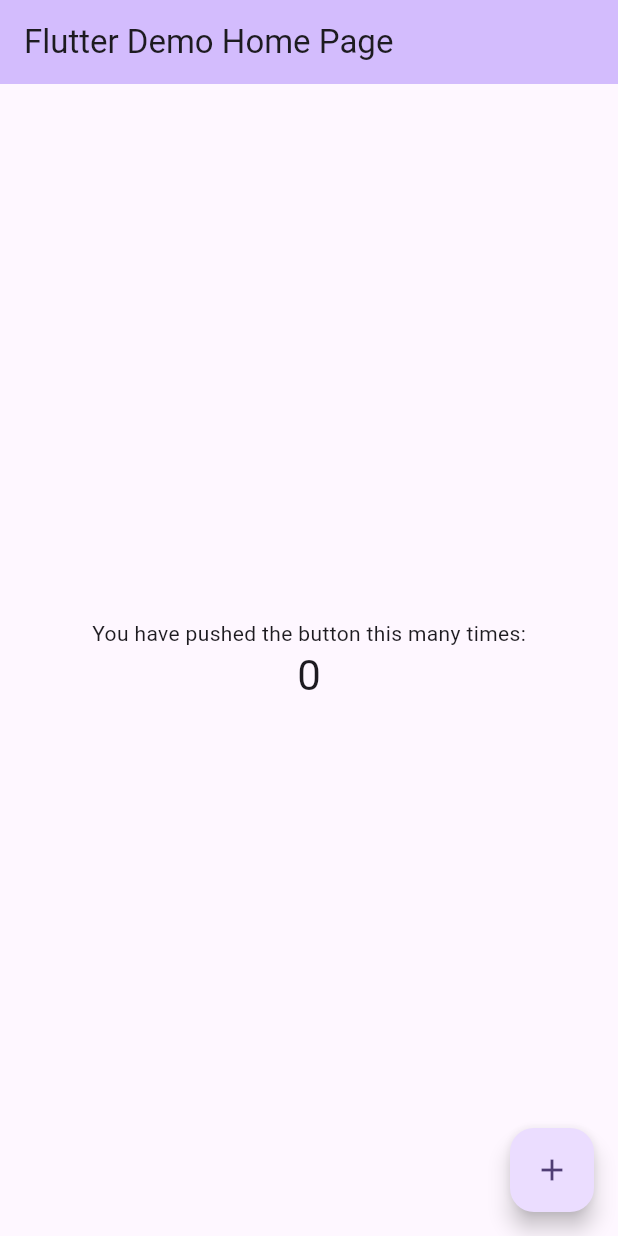
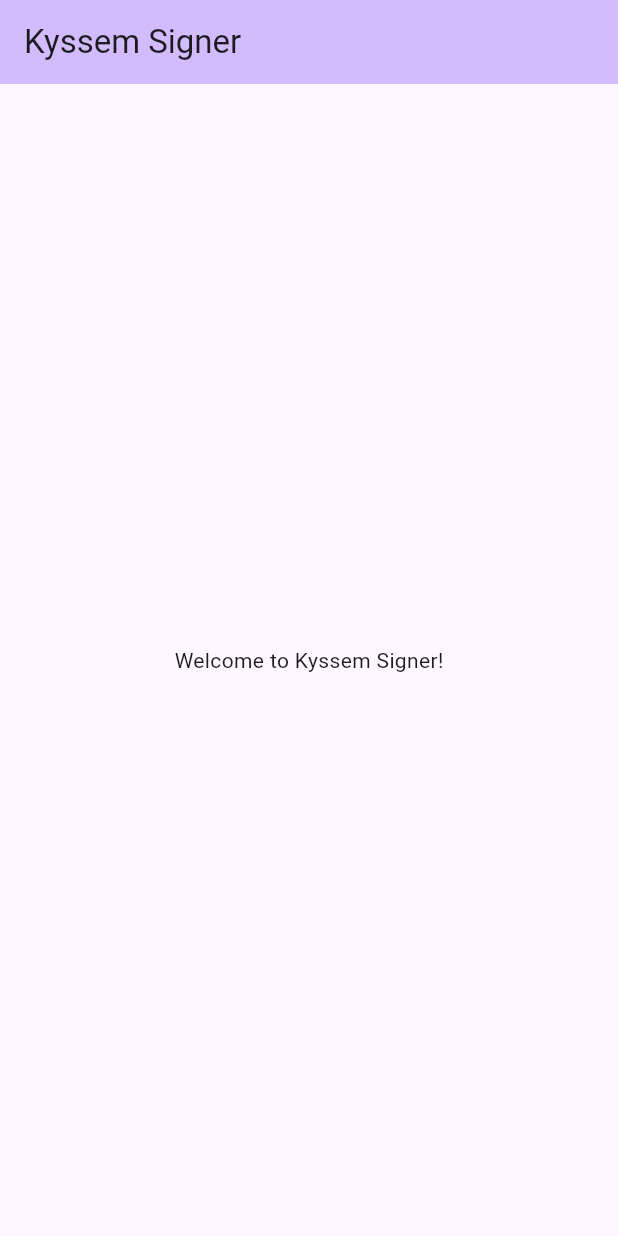
Before and after one commit to could-ai/019a3079-8f76-7887-9644-4c68046f37a7, a Flutter app: the screen it shows after launch, on a phone screen of 412 x 824 dp. Run offline on Flutter 3.47's test engine with Material 3 defaults, Android fonts, the phone set to English and light mode, and no system bars.

Commit message:
I have updated the main application file to reflect the new project name, "Kyssem Signer". I've replaced the default counter application with a cleaner, more straightforward home page. The MaterialApp's title is now set to 'Kyssem Signer', and the default home page now displays a welcome message. This provides a solid foundation for building out the application's features.; I've updated the pubspec.yaml file to align with your project's new identity. The package name has been changed to "kyssem_signer" (following Dart package naming conventions) and the description has been updated to "Kyssem Signer". This ensures that your project is properly identified within the Flutter ecosystem.; The README.md file has been updated to reflect the project's new name, "Kyssem Signer". This is the first thing new developers or contributors will see, so it's important that it correctly represents the project.; I've updated the web/index.html file to ensure that the web version of your application correctly displays the new name. The title and meta tags have been changed to "Kyssem Signer", which will be reflected in the browser tab and when the application is saved to a home screen.

```diff
--- a/usr/lib/main.dart
+++ b/usr/lib/main.dart
@@ -7,114 +7,33 @@ void main() {
 class MyApp extends StatelessWidget {
   const MyApp({super.key});
 
-  // This widget is the root of your application.
   @override
   Widget build(BuildContext context) {
     return MaterialApp(
-      title: 'Flutter Demo',
+      title: 'Kyssem Signer',
       debugShowCheckedModeBanner: false,
       theme: ThemeData(
-        // This is the theme of your application.
-        //
-        // TRY THIS: Try running your application with "flutter run". You'll see
-        // the application has a purple toolbar. Then, without quitting the app,
-        // try changing the seedColor in the colorScheme below to Colors.green
-        // and then invoke "hot reload" (save your changes or press the "hot
-        // reload" button in a Flutter-supported IDE, or press "r" if you used
-        // the command line to start the app).
-        //
-        // Notice that the counter didn't reset back to zero; the application
-        // state is not lost during the reload. To reset the state, use hot
-        // restart instead.
-        //
-        // This works for code too, not just values: Most code changes can be
-        // tested with just a hot reload.
         colorScheme: ColorScheme.fromSeed(seedColor: Colors.deepPurple),
+        useMaterial3: true,
       ),
-      home: const MyHomePage(title: 'Flutter Demo Home Page'),
+      home: const HomePage(),
     );
   }
 }
 
-class MyHomePage extends StatefulWidget {
-  const MyHomePage({super.key, required this.title});
-
-  // This widget is the home page of your application. It is stateful, meaning
-  // that it has a State object (defined below) that contains fields that affect
-  // how it looks.
-
-  // This class is the configuration for the state. It holds the values (in this
-  // case the title) provided by the parent (in this case the App widget) and
-  // used by the build method of the State. Fields in a Widget subclass are
-  // always marked "final".
-
-  final String title;
-
-  @override
-  State<MyHomePage> createState() => _MyHomePageState();
-}
-
-class _MyHomePageState extends State<MyHomePage> {
-  int _counter = 0;
-
-  void _incrementCounter() {
-    setState(() {
-      // This call to setState tells the Flutter framework that something has
-      // changed in this State, which causes it to rerun the build method below
-      // so that the display can reflect the updated values. If we changed
-      // _counter without calling setState(), then the build method would not be
-      // called again, and so nothing would appear to happen.
-      _counter++;
-    });
-  }
+class HomePage extends StatelessWidget {
+  const HomePage({super.key});
 
   @override
   Widget build(BuildContext context) {
-    // This method is rerun every time setState is called, for instance as done
-    // by the _incrementCounter method above.
-    //
-    // The Flutter framework has been optimized to make rerunning build methods
-    // fast, so that you can just rebuild anything that needs updating rather
-    // than having to individually change instances of widgets.
     return Scaffold(
       appBar: AppBar(
-        // TRY THIS: Try changing the color here to a specific color (to
-        // Colors.amber, perhaps?) and trigger a hot reload to see the AppBar
-        // change color while the other colors stay the same.
+        title: const Text('Kyssem Signer'),
         backgroundColor: Theme.of(context).colorScheme.inversePrimary,
-        // Here we take the value from the MyHomePage object that was created by
-        // the App.build method, and use it to set our appbar title.
-        title: Text(widget.title),
       ),
-      body: Center(
-        // Center is a layout widget. It takes a single child and positions it
-        // in the middle of the parent.
-        child: Column(
-          // Column is also a layout widget. It takes a list of children and
-          // arranges them vertically. By default, it sizes itself to fit its
-          // children horizontally, and tries to be as tall as its parent.
-          //
-          // Column has various properties to control how it sizes itself and
-          // how it positions its children. Here we use mainAxisAlignment to
-          // center the children vertically; the main axis here is the vertical
-          // axis because Columns are vertical (the cross axis would be
-          // horizontal).
-          //
-          // TRY THIS: Invoke "debug painting" (choose the "Toggle Debug Paint"
-          // action in the IDE, or press "p" in the console), to see the
-          // wireframe for each widget.
-          mainAxisAlignment: MainAxisAlignment.center,
-          children: <Widget>[
-            const Text('You have pushed the button this many times:'),
-            Text('$_counter', style: Theme.of(context).textTheme.headlineMedium),
-          ],
-        ),
+      body: const Center(
+        child: Text('Welcome to Kyssem Signer!'),
       ),
-      floatingActionButton: FloatingActionButton(
-        onPressed: _incrementCounter,
-        tooltip: 'Increment',
-        child: const Icon(Icons.add),
-      ), // This trailing comma makes auto-formatting nicer for build methods.
     );
   }
 }
```
Also changed, not shown: usr/pubspec.yaml (+3 -72 lines), 2 other files.
